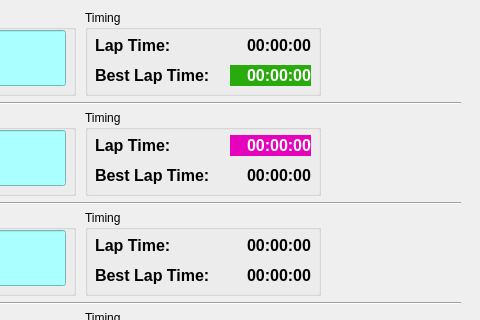
Above: src/mainwindow.ui from frechilla/qslotracing before the change; both pictures show x 720 to 1200 and y 0 to 320 of the 1200 by 720 pixel window. Below: the same form after it.
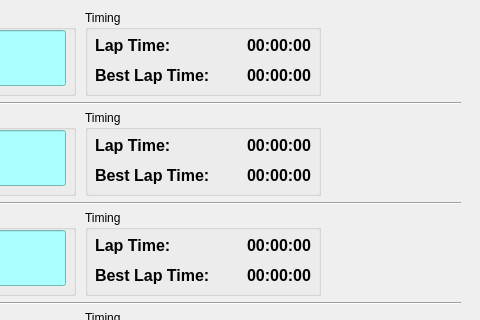
That is the form after the change. Icons and pictures are not drawn.

Patch:
```diff
--- a/src/mainwindow.ui
+++ b/src/mainwindow.ui
@@ -2222,8 +2222,7 @@
       </font>
      </property>
      <property name="styleSheet">
-      <string notr="true">background-color: rgb(42, 171, 13);
-color: rgb(255, 255, 255);</string>
+      <string notr="true"/>
      </property>
      <property name="text">
       <string>00:00:00</string>
@@ -2356,8 +2355,7 @@
       </font>
      </property>
      <property name="styleSheet">
-      <string notr="true">background-color: rgb(229, 2, 188);
-color: rgb(255, 255, 255);</string>
+      <string notr="true"/>
      </property>
      <property name="text">
       <string>00:00:00</string>
```
